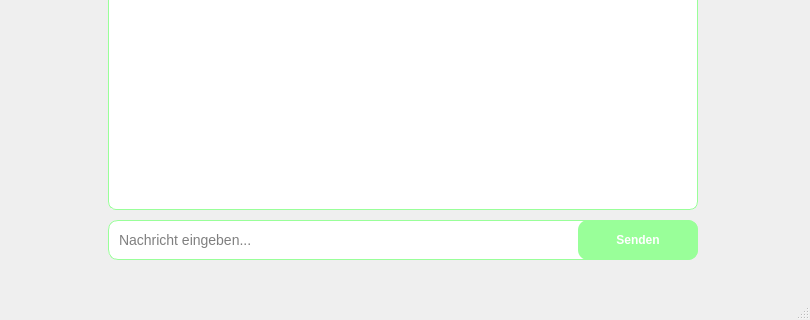
lucaatm/bsrnproject, file gui/guidesign_bsrn.ui: the form before one commit; both pictures show x 92 to 902 and y 310 to 630 of the 902 by 630 pixel window.
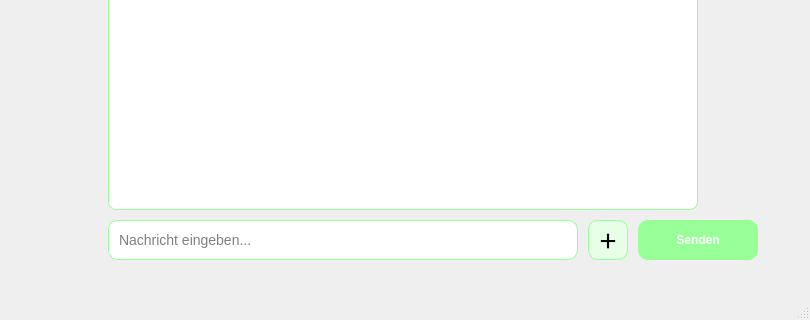
The form after the commit. Icons and pictures are not drawn.

Diff of the .ui file:
```diff
--- a/gui/guidesign_bsrn.ui
+++ b/gui/guidesign_bsrn.ui
@@ -74,7 +74,7 @@
      <rect>
       <x>200</x>
       <y>530</y>
-      <width>590</width>
+      <width>470</width>
       <height>40</height>
      </rect>
     </property>
@@ -90,10 +90,38 @@
      <string>Nachricht eingeben...</string>
     </property>
    </widget>
+   <widget class="QPushButton" name="pushButtonImage">
+    <property name="geometry">
+     <rect>
+      <x>680</x>
+      <y>530</y>
+      <width>40</width>
+      <height>40</height>
+     </rect>
+    </property>
+    <property name="toolTip">
+     <string>Bild senden</string>
+    </property>
+    <property name="text">
+     <string>＋</string>
+    </property>
+    <property name="styleSheet">
+     <string notr="true">QPushButton {
+background-color: #e6ffe6;
+border: 1px solid #99ff99;
+border-radius: 10px;
+font-weight: bold;
+font-size: 20px;
+}
+QPushButton:hover {
+background-color: #ccffcc;
+}</string>
+    </property>
+   </widget>
    <widget class="QPushButton" name="pushButton">
     <property name="geometry">
      <rect>
-      <x>670</x>
+      <x>730</x>
       <y>530</y>
       <width>120</width>
       <height>40</height>
```
